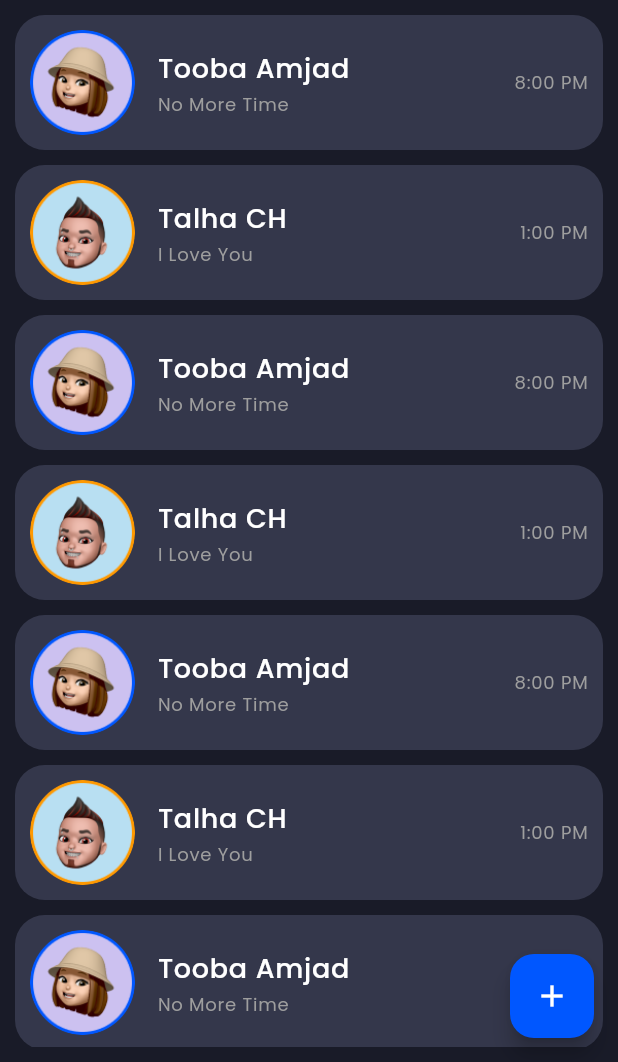
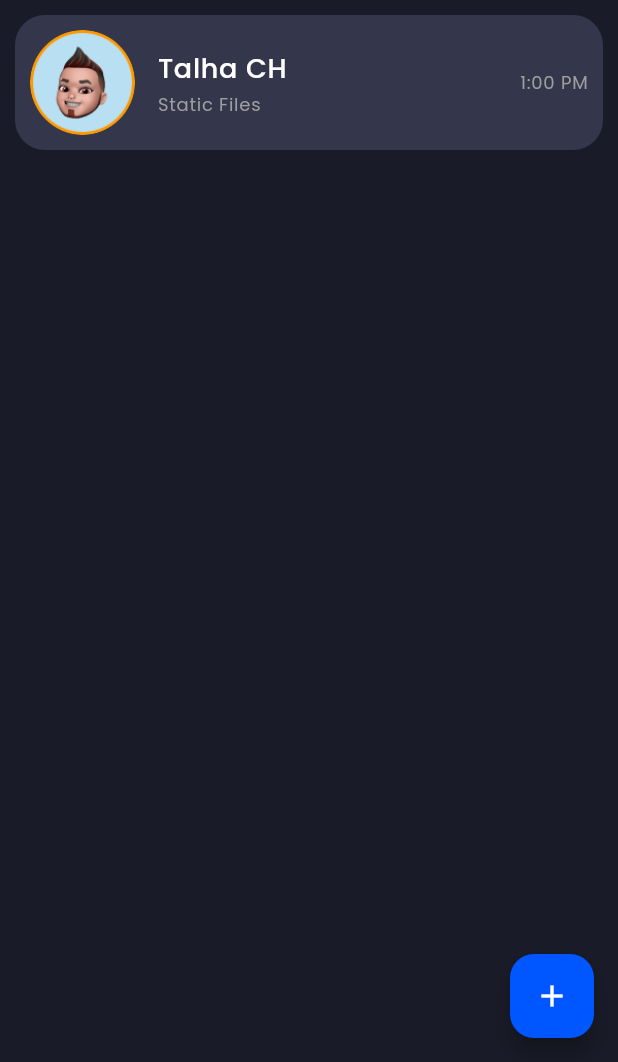
Before and after one commit to Muhammadtalha97/CUI-CHAT-APP, a Flutter app: the HomePage screen opened by its route, on a phone screen of 412 x 824 dp, the part 174-1236 px from its top. Run offline on Flutter 3.47's test engine with Material 3 defaults, Android fonts, the phone set to English and light mode, and no system bars; our stand-ins replace cloud_firestore, firebase_auth, firebase_core, flutter_svg, get, image_picker and 1 more; accounts and stored records are empty; statements that could not run were skipped.

Commit message:
Update Home Page
Home page have static Data
Kindly click on Plus button for chat to anyone

```diff
--- a/lib/Pages/Home/Widgets/ChatLists.dart
+++ b/lib/Pages/Home/Widgets/ChatLists.dart
@@ -1,7 +1,6 @@
 import '/Config/Images.dart';
 import '/Pages/Home/Widgets/ChatTile.dart';
 import 'package:flutter/material.dart';
-import 'package:get/get.dart';
 
 class ChatLists extends StatelessWidget {
   const ChatLists({super.key});
@@ -10,57 +9,10 @@ class ChatLists extends StatelessWidget {
   Widget build(BuildContext context) {
     return ListView(
       children: [
-        InkWell(
-          onTap: () {
-            Get.toNamed('/chatPage');
-          },
-          child: const ChatTile(
-            imageUrl: AssetsImage.girlPic,
-            name: 'Tooba Amjad',
-            lastChat: 'No More Time',
-            lastTime: '8:00 PM',
-          ),
-        ),
         const ChatTile(
           imageUrl: AssetsImage.boyPic,
           name: 'Talha CH',
-          lastChat: 'I Love You',
-          lastTime: '1:00 PM',
-        ),
-        const ChatTile(
-          imageUrl: AssetsImage.girlPic,
-          name: 'Tooba Amjad',
-          lastChat: 'No More Time',
-          lastTime: '8:00 PM',
-        ),
-        const ChatTile(
-          imageUrl: AssetsImage.boyPic,
-          name: 'Talha CH',
-          lastChat: 'I Love You',
-          lastTime: '1:00 PM',
-        ),
-        const ChatTile(
-          imageUrl: AssetsImage.girlPic,
-          name: 'Tooba Amjad',
-          lastChat: 'No More Time',
-          lastTime: '8:00 PM',
-        ),
-        const ChatTile(
-          imageUrl: AssetsImage.boyPic,
-          name: 'Talha CH',
-          lastChat: 'I Love You',
-          lastTime: '1:00 PM',
-        ),
-        const ChatTile(
-          imageUrl: AssetsImage.girlPic,
-          name: 'Tooba Amjad',
-          lastChat: 'No More Time',
-          lastTime: '8:00 PM',
-        ),
-        const ChatTile(
-          imageUrl: AssetsImage.boyPic,
-          name: 'Talha CH',
-          lastChat: 'I Love You',
+          lastChat: 'Static Files',
           lastTime: '1:00 PM',
         ),
       ],
```
